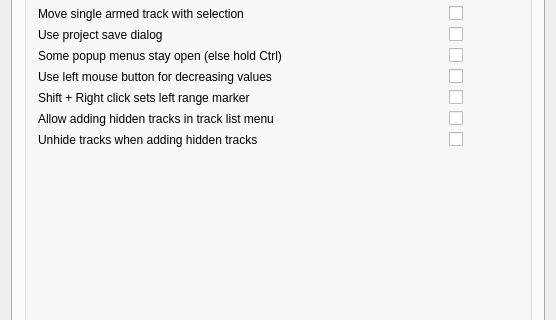
nengxu/lmuse, file muse/widgets/gensetbase.ui: the form before one commit; both pictures show x 0 to 556 and y 123 to 443 of the 556 by 555 pixel window.
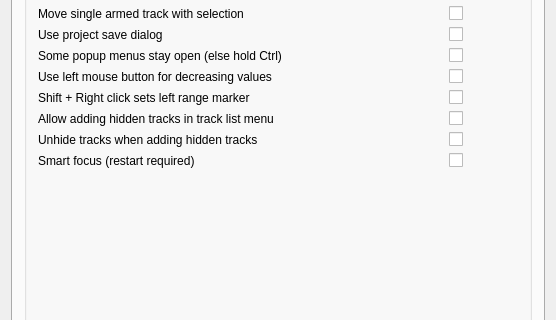
The form after the commit. The open tabs and pages were chosen to show the change.

Commit message: Focus/tabbing/gui behaviour fixes. Variety of other fixes.

What changed in the file:
```diff
--- a/muse/widgets/gensetbase.ui
+++ b/muse/widgets/gensetbase.ui
@@ -1411,19 +1411,6 @@
             </property>
            </widget>
           </item>
-          <item row="9" column="0">
-           <spacer name="verticalSpacer_2">
-            <property name="orientation">
-             <enum>Qt::Vertical</enum>
-            </property>
-            <property name="sizeHint" stdset="0">
-             <size>
-              <width>20</width>
-              <height>40</height>
-             </size>
-            </property>
-           </spacer>
-          </item>
           <item row="7" column="1">
            <widget class="QCheckBox" name="addHiddenCheckBox">
             <property name="text">
@@ -1452,6 +1439,49 @@
             </property>
            </widget>
           </item>
+          <item row="9" column="0">
+           <widget class="QLabel" name="label5">
+            <property name="text">
+             <string>Smart focus (restart required)</string>
+            </property>
+            <property name="wordWrap">
+             <bool>false</bool>
+            </property>
+           </widget>
+          </item>
+          <item row="9" column="1">
+           <widget class="QCheckBox" name="smartFocusCheckBox">
+            <property name="sizePolicy">
+             <sizepolicy hsizetype="Fixed" vsizetype="Fixed">
+              <horstretch>0</horstretch>
+              <verstretch>0</verstretch>
+             </sizepolicy>
+            </property>
+            <property name="text">
+             <string/>
+            </property>
+            <property name="toolTip">
+             <string>Smart focus</string>
+            </property>
+            <property name="whatsThis">
+             <string>After editing, controls will return
+ focus to their respective canvas</string>
+            </property>
+           </widget>
+          </item>
+          <item row="10" column="0">
+           <spacer name="verticalSpacer_2">
+            <property name="orientation">
+             <enum>Qt::Vertical</enum>
+            </property>
+            <property name="sizeHint" stdset="0">
+             <size>
+              <width>20</width>
+              <height>40</height>
+             </size>
+            </property>
+           </spacer>
+          </item>
          </layout>
         </widget>
        </item>
```
The commit also changes 54 other files.
